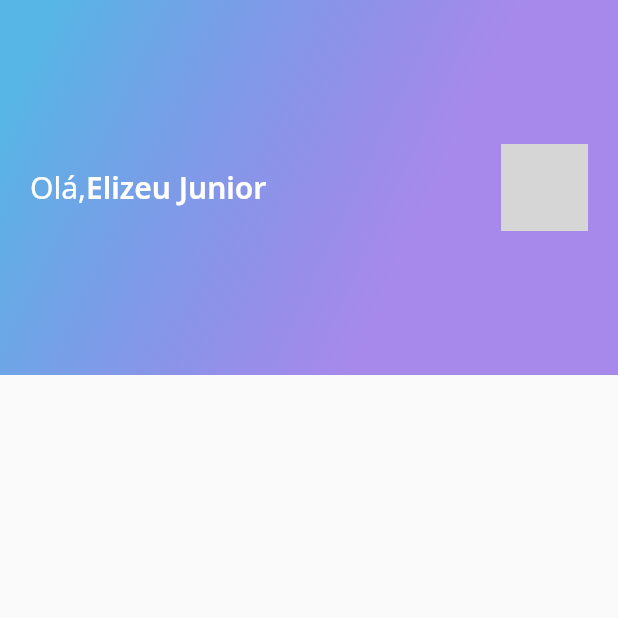
After one commit to elizeurjr/DevQuiz, a Flutter app: the screen it shows after launch, on a phone screen of 412 x 824 dp, the top half of it. The commit adds this screen. Run offline on Flutter 3.47's test engine with Material 2 defaults, Android fonts, the phone set to English and light mode, and no system bars; our stand-ins replace google_fonts; network calls fail; grey boxes are pictures that could not be loaded.

Commit message:
Build home page and score card

```diff
--- a/lib/core/app_widget.dart
+++ b/lib/core/app_widget.dart
@@ -1,4 +1,4 @@
-//import 'package:DevQuiz/home/home_page.dart';
+import 'package:DevQuiz/home/home_page.dart';
 import 'package:DevQuiz/splash/splash_page.dart';
 import 'package:flutter/material.dart';
 
@@ -7,7 +7,7 @@ class AppWidget extends StatelessWidget {
   Widget build(BuildContext context) {
     return MaterialApp(
       title: "DevQuiz",
-      home: SplashPage(),
+      home: HomePage(),
     );
   }
 }
--- /dev/null
+++ b/lib/home/home_page.dart
@@ -0,0 +1,18 @@
+import 'package:DevQuiz/home/widgets/appbar/app_bar_widget.dart';
+import 'package:flutter/material.dart';
+
+class HomePage extends StatefulWidget {
+  HomePage({Key? key}) : super(key: key);
+
+  @override
+  _HomePageState createState() => _HomePageState();
+}
+
+class _HomePageState extends State<HomePage> {
+  @override
+  Widget build(BuildContext context) {
+    return Scaffold(
+      appBar: AppBarWidget(),
+    );
+  }
+}
--- /dev/null
+++ b/lib/home/widgets/appbar/app_bar_widget.dart
@@ -0,0 +1,42 @@
+import 'package:DevQuiz/core/app_gradients.dart';
+import 'package:DevQuiz/core/app_text_styles.dart';
+import 'package:flutter/material.dart';
+
+class AppBarWidget extends PreferredSize {
+  AppBarWidget()
+      : super(
+          preferredSize: Size.fromHeight(250),
+          child: Container(
+            height: 250,
+            decoration: BoxDecoration(gradient: AppGradients.linear),
+            child: Padding(
+              padding: const EdgeInsets.symmetric(horizontal: 20),
+              child: Row(
+                mainAxisAlignment: MainAxisAlignment.spaceBetween,
+                children: [
+                  Text.rich(TextSpan(
+                      text: "Olá,",
+                      style: AppTextStyles.title,
+                      children: [
+                        TextSpan(
+                          text: "Elizeu Junior",
+                          style: AppTextStyles.titleBold,
+                        )
+                      ])),
+                  Container(
+                    width: 58,
+                    height: 58,
+                    decoration: BoxDecoration(
+                      borderRadius: BorderRadius.circular(10),
+                      image: DecorationImage(
+                        image: NetworkImage(
+                            "https://avatars.githubusercontent.com/u/59857096?v=4"),
+                      ),
+                    ),
+                  )
+                ],
+              ),
+            ),
+          ),
+        );
+}
--- a/lib/splash/splash_page.dart
+++ b/lib/splash/splash_page.dart
@@ -1,4 +1,5 @@
 import 'package:DevQuiz/core/app_gradients.dart';
+import 'package:DevQuiz/core/app_images.dart';
 import 'package:flutter/material.dart';
 
 class SplashPage extends StatelessWidget {
@@ -6,7 +7,12 @@ class SplashPage extends StatelessWidget {
   Widget build(BuildContext context) {
     return Scaffold(
       body: Container(
-        decoration: BoxDecoration(gradient: AppGradients.linear),
+        decoration: BoxDecoration(
+          gradient: AppGradients.linear,
+        ),
+        child: Center(
+          child: Image.asset(AppImages.logo),
+        ),
       ),
     );
   }
```
Also changed, not shown: lib/home/widgets/score_card/score_card_widget.dart (added).
